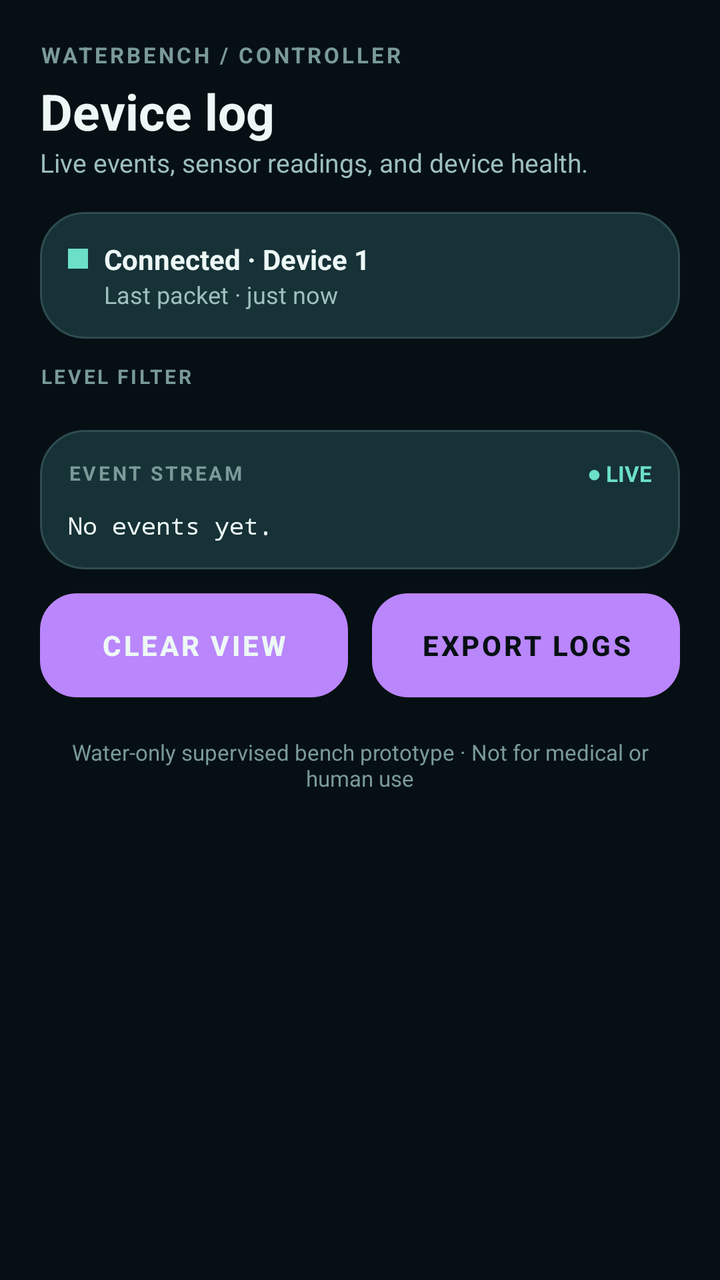
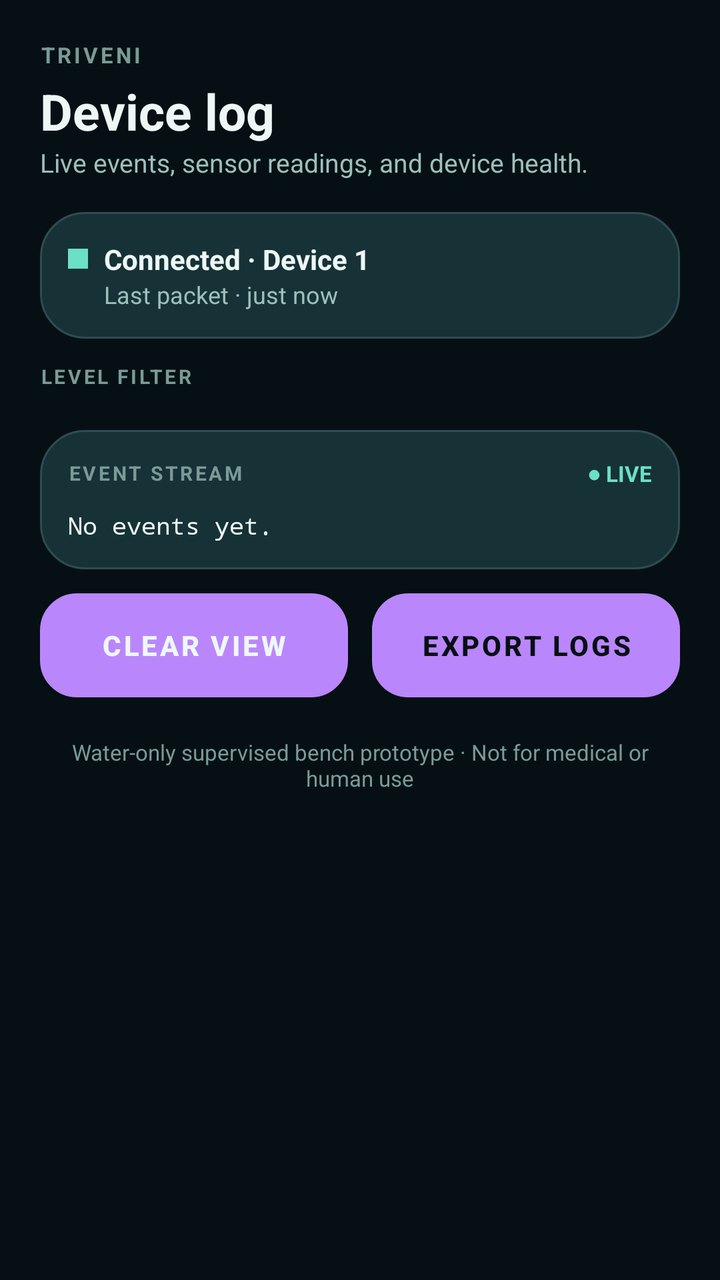

Before-and-after screenshots of an Android layout around one commit, followed by the original layout XML and the change that was made.
<!-- AndroidManifest.xml: application theme Theme.WaterBench -->
<!-- res/layout/screen_history.xml -->
<?xml version="1.0" encoding="utf-8"?>
<ScrollView xmlns:android="http://schemas.android.com/apk/res/android"
    android:layout_width="match_parent"
    android:layout_height="match_parent"
    android:fillViewport="true">

    <LinearLayout xmlns:android="http://schemas.android.com/apk/res/android"
        android:layout_width="match_parent"
        android:layout_height="wrap_content"
        android:orientation="vertical"
        android:padding="20dp">

        <TextView android:layout_width="wrap_content" android:layout_height="wrap_content"
            android:text="WATERBENCH / CONTROLLER"
            android:textColor="?attr/wbTextMuted" android:textSize="11sp"
            android:letterSpacing="0.12" android:textStyle="bold" />

        <TextView android:layout_width="wrap_content" android:layout_height="wrap_content"
            android:text="Device log" android:textColor="?attr/wbTextPrimary"
            android:textSize="25sp" android:textStyle="bold" android:layout_marginTop="4dp" />

        <TextView android:layout_width="wrap_content" android:layout_height="wrap_content"
            android:text="@string/tagline_history" android:textColor="?attr/wbTextSecondary"
            android:textSize="13sp" android:layout_marginBottom="16dp" />

        
        <LinearLayout android:layout_width="match_parent" android:layout_height="wrap_content"
            android:orientation="vertical" android:background="@drawable/card_bg"
            android:padding="14dp" android:layout_marginBottom="12dp">

            <LinearLayout android:layout_width="match_parent" android:layout_height="wrap_content"
                android:orientation="horizontal" android:gravity="center_vertical">

                <View android:id="@+id/dotMonitor"
                    android:layout_width="10dp" android:layout_height="10dp"
                    android:background="?attr/wbAccent" />

                <TextView android:id="@+id/tvMonitorStatus"
                    android:layout_width="0dp" android:layout_weight="1" android:layout_height="wrap_content"
                    android:layout_marginStart="8dp" android:text="Connected · Device 1"
                    android:textColor="?attr/wbTextPrimary" android:textSize="14sp" android:textStyle="bold" />

                <TextView android:id="@+id/tvRefreshNote"
                    android:layout_width="wrap_content" android:layout_height="wrap_content"
                    android:text="Pull to refresh" android:textColor="?attr/wbTextMuted"
                    android:textSize="11sp" android:visibility="gone" />
            </LinearLayout>

            <TextView android:id="@+id/tvLastPacket"
                android:layout_width="wrap_content" android:layout_height="wrap_content"
                android:layout_marginStart="18dp" android:text="Last packet · just now"
                android:textColor="?attr/wbTextSecondary" android:textSize="12sp" />
        </LinearLayout>

        
        <TextView android:layout_width="wrap_content" android:layout_height="wrap_content"
            android:text="LEVEL FILTER" android:textColor="?attr/wbTextMuted"
            android:textSize="10sp" android:letterSpacing="0.12" android:textStyle="bold"
            android:layout_marginBottom="8dp" />

        <HorizontalScrollView android:layout_width="match_parent" android:layout_height="wrap_content"
            android:layout_marginBottom="12dp"
            android:fillViewport="false"
            android:scrollbars="none">

            <LinearLayout android:id="@+id/levelFilterBar"
                android:layout_width="wrap_content" android:layout_height="wrap_content"
                android:orientation="horizontal">
            </LinearLayout>
        </HorizontalScrollView>

        
        <LinearLayout android:layout_width="match_parent" android:layout_height="wrap_content"
            android:orientation="vertical" android:background="@drawable/card_bg"
            android:padding="14dp">

            <LinearLayout android:layout_width="match_parent" android:layout_height="wrap_content"
                android:orientation="horizontal" android:gravity="center_vertical">

                <TextView android:layout_width="0dp" android:layout_weight="1" android:layout_height="wrap_content"
                    android:text="EVENT STREAM" android:textColor="?attr/wbTextMuted"
                    android:textSize="10sp" android:letterSpacing="0.12" android:textStyle="bold" />

                <TextView android:id="@+id/tvLiveIndicator"
                    android:layout_width="wrap_content" android:layout_height="wrap_content"
                    android:text="● LIVE" android:textColor="?attr/wbAccent"
                    android:textSize="11sp" android:textStyle="bold" />
            </LinearLayout>

            <TextView android:id="@+id/tvEventStream"
                android:layout_width="match_parent" android:layout_height="wrap_content"
                android:layout_marginTop="10dp" android:fontFamily="monospace"
                android:textColor="?attr/wbTextPrimary" android:textSize="12sp"
                android:lineSpacingExtra="4dp"
                android:text="No events yet." />
        </LinearLayout>

        
        <LinearLayout android:layout_width="match_parent" android:layout_height="wrap_content"
            android:orientation="horizontal" android:layout_marginTop="12dp">

            <Button android:id="@+id/btnClearLog"
                android:layout_width="0dp" android:layout_weight="1" android:layout_height="52dp"
                android:background="@drawable/btn_secondary"
                android:text="CLEAR VIEW" android:textColor="?attr/wbTextPrimary"
                android:textStyle="bold" android:layout_marginEnd="6dp" />

            <Button android:id="@+id/btnExportLogs"
                android:layout_width="0dp" android:layout_weight="1" android:layout_height="52dp"
                android:background="@drawable/btn_normal"
                android:text="EXPORT LOGS" android:textColor="?attr/wbBg"
                android:textStyle="bold" android:layout_marginStart="6dp" />
        </LinearLayout>

        <TextView android:layout_width="match_parent" android:layout_height="wrap_content"
            android:layout_marginTop="20dp" android:gravity="center"
            android:text="Water-only supervised bench prototype · Not for medical or human use"
            android:textColor="?attr/wbTextMuted" android:textSize="11sp" />

    </LinearLayout>
</ScrollView>
<!-- resources referenced by this layout -->
<resources>
  <!-- drawable btn_normal (drawable) -->
  <?xml version="1.0" encoding="utf-8"?>
  <ripple xmlns:android="http://schemas.android.com/apk/res/android"
      android:color="#33FFFFFF">
      <item>
          <shape android:shape="rectangle">
              <solid android:color="?attr/wbAccent" />
              <corners android:radius="18dp" />
          </shape>
      </item>
  </ripple>
  <!-- drawable btn_secondary (drawable) -->
  <?xml version="1.0" encoding="utf-8"?>
  <ripple xmlns:android="http://schemas.android.com/apk/res/android"
      android:color="#33FFFFFF">
      <item>
          <shape android:shape="rectangle">
              <solid android:color="?attr/wbChipBg" />
              <corners android:radius="18dp" />
              <stroke android:width="1dp" android:color="?attr/wbSurfaceStroke" />
          </shape>
      </item>
  </ripple>
  <!-- drawable card_bg (drawable) -->
  <?xml version="1.0" encoding="utf-8"?>
  <shape xmlns:android="http://schemas.android.com/apk/res/android"
      android:shape="rectangle">
      <solid android:color="?attr/wbSurface" />
      <corners android:radius="22dp" />
      <stroke android:width="1dp" android:color="?attr/wbSurfaceStroke" />
  </shape>
  <string name="tagline_history">Live events, sensor readings, and device health.</string>
  <style name="Theme.WaterBench" parent="Theme.MaterialComponents.NoActionBar">
          <item name="wbBg">#061014</item>
          <item name="wbSurface">#173237</item>
          <item name="wbSurfaceStroke">#2F4C50</item>
          <item name="wbInputBg">#141E2E33</item>
          <item name="wbChipBg">#17393C</item>
          <item name="wbNavBg">#E60B1B1E</item>
          <item name="wbNavItemBg">#26464A</item>
          <item name="wbProgressTrack">#1D3338</item>
          <item name="wbAccent">#6BE0C7</item>
          <item name="wbAccentDim">#4FB8A1</item>
          <item name="wbOnAccent">#061014</item>
          <item name="wbTextPrimary">#EDF8F6</item>
          <item name="wbTextSecondary">#9DBFBD</item>
          <item name="wbTextMuted">#7A9A98</item>
          <item name="wbDanger">#E5484D</item>
          <item name="wbDangerDim">#4A1414</item>
          <item name="wbDangerStroke">#7A1F1F</item>
          <item name="wbWarn">#EFA35C</item>
          <item name="wbWarnDim">#3E2A12</item>
          <item name="wbWarnStroke">#6B4A1E</item>
  
          <item name="android:windowBackground">#061014</item>
          <item name="android:colorPrimary">#6BE0C7</item>
          <item name="android:colorAccent">#6BE0C7</item>
          <item name="android:statusBarColor">#061014</item>
          <item name="android:navigationBarColor">#061014</item>
          <item name="colorSurface">#173237</item>
          <item name="colorOnSurface">#EDF8F6</item>
          <item name="android:windowLightStatusBar" tools:targetApi="m">false</item>
      </style>
</resources>

<!-- the commit's change to res/layout/screen_history.xml (unified diff, before → after) -->
@@ -11,7 +11,7 @@
         android:padding="20dp">
 
         <TextView android:layout_width="wrap_content" android:layout_height="wrap_content"
-            android:text="WATERBENCH / CONTROLLER"
+            android:text="TRIVENI"
             android:textColor="?attr/wbTextMuted" android:textSize="11sp"
             android:letterSpacing="0.12" android:textStyle="bold" />
 
